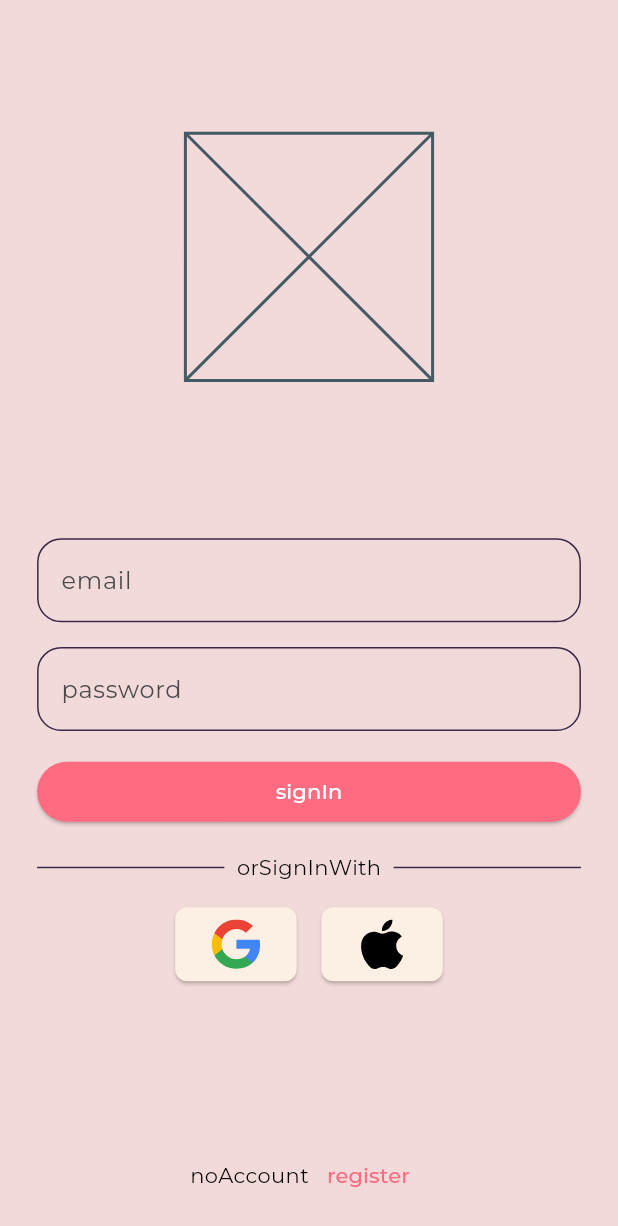
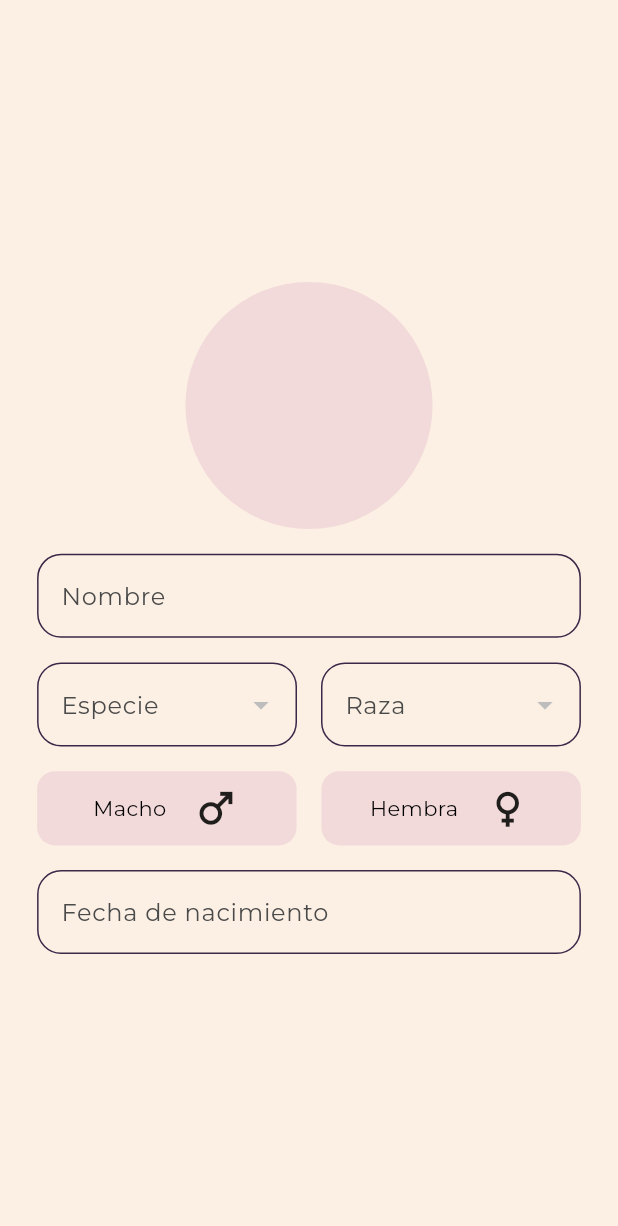
Before and after one commit to PettoORG/petto, a Flutter app: the screen it shows after launch, after a tap on "skip", after a tap on "signIn", on a phone screen of 412 x 824 dp. Shown: the top 1226 px of the screen. Run offline on Flutter 3.47's test engine with Material 3 defaults, Android fonts, the phone set to English and light mode, and no system bars; drawn by our look-alikes of flutter_form_builder; our stand-ins replace cloud_firestore, cloud_functions, dartz, easy_localization, firebase_auth, firebase_core and 11 more; accounts and stored records are empty; generated files the repository leaves out were written again.

Commit message:
pet basic form impl

```diff
--- a/assets/lang/es.json
+++ b/assets/lang/es.json
@@ -116,6 +116,10 @@
     "special": "Alimento especial (medicado o prescrito)",
     "wet": "Alimento húmedo"
   },
+  "petSexEnum": {
+    "female": "Hembra",
+    "male": "Macho"
+  },
   "petSpecieEnum": {
     "bird": "Ave",
     "cat": "Gato",
--- a/lib/auth/presentation/screens/sign_in_screen.dart
+++ b/lib/auth/presentation/screens/sign_in_screen.dart
@@ -10,7 +10,6 @@ class SignInScreen extends StatelessWidget {
 
   @override
   Widget build(BuildContext context) {
-    final colors = Theme.of(context).colorScheme;
     final size = MediaQuery.of(context).size;
     final padding = MediaQuery.of(context).padding;
     final minHeight = size.height - padding.top - padding.bottom;
@@ -18,7 +17,6 @@ class SignInScreen extends StatelessWidget {
 
     return Scaffold(
       resizeToAvoidBottomInset: true,
-      backgroundColor: colors.primaryContainer,
       body: SafeArea(
         child: SingleChildScrollView(
           child: ConstrainedBox(
@@ -50,7 +48,7 @@ class SignInScreen extends StatelessWidget {
                       decoration: InputDecoration(labelText: 'password'.tr()),
                     ),
                     ElevatedButton(
-                      onPressed: () {},
+                      onPressed: () => const PetRegisterRoute().go(context),
                       child: Text('signIn'.tr()),
                     ),
                     Row(
--- a/lib/auth/presentation/screens/sign_up_screen.dart
+++ b/lib/auth/presentation/screens/sign_up_screen.dart
@@ -10,7 +10,6 @@ class SignUpScreen extends StatelessWidget {
 
   @override
   Widget build(BuildContext context) {
-    final colors = Theme.of(context).colorScheme;
     final size = MediaQuery.of(context).size;
     final padding = MediaQuery.of(context).padding;
     final minHeight = size.height - padding.top - padding.bottom;
@@ -18,7 +17,6 @@ class SignUpScreen extends StatelessWidget {
 
     return Scaffold(
       resizeToAvoidBottomInset: true,
-      backgroundColor: colors.primaryContainer,
       body: SafeArea(
         child: SingleChildScrollView(
           child: ConstrainedBox(
--- a/lib/core/form/application/form_state_interface.dart
+++ b/lib/core/form/application/form_state_interface.dart
@@ -11,6 +11,9 @@ abstract interface class FormStateInterface<Entity, EntityVM> {
 
   /// Whether the form has already been validated.
   abstract bool alreadyValidated;
+
+  /// The values of the form.
+  abstract EntityVM values;
 
   /// Transforms the Entity into a FormModel and populates the form.
   EntityVM populate(Entity entity);
@@ -31,6 +34,9 @@ abstract interface class FormStateInterface<Entity, EntityVM> {
   /// Checks if the form's 'touched' state has changed and updates it.
   void checkTouched();
 
+  /// Sets the 'touched' state of the form.
+  void setTouchedState(bool touched);
+
   /// REturns a FormBuilderFieldState from a [fieldName].
   FormBuilderFieldState<FormBuilderField<dynamic>, dynamic>? fieldRef(String fieldName);
 
--- a/lib/pets/domain/pet.dart
+++ b/lib/pets/domain/pet.dart
@@ -1,4 +1,5 @@
 import 'package:freezed_annotation/freezed_annotation.dart';
+import 'package:petto/core/domain/base_entity.dart';
 import 'package:petto/pets/domain/food_type.dart';
 import 'package:petto/pets/domain/pet_breed.dart';
 import 'package:petto/pets/domain/pet_size.dart';
@@ -10,7 +11,7 @@ part 'pet.freezed.dart';
 /// Stores relevant information for personalized care, tracking, and notifications.
 
 @freezed
-sealed class Pet with _$Pet {
+sealed class Pet with _$Pet implements BaseEntity {
   const Pet._();
 
   const factory Pet({
@@ -24,7 +25,7 @@ sealed class Pet with _$Pet {
     required String name,
 
     /// Pet type (e.g. dog, cat, rabbit).
-    required PetSpecie species,
+    required PetSpecie specie,
 
     /// Pet breed (e.g. Labrador, Persian).
     required PetBreed breed,
@@ -73,7 +74,7 @@ sealed class Pet with _$Pet {
         id: '0',
         ownerId: '',
         name: '',
-        species: PetSpecie.other,
+        specie: PetSpecie.other,
         breed: PetBreed.other,
         sex: '',
         birthDate: DateTime.now(),
--- /dev/null
+++ b/lib/pets/domain/pet_vm.dart
@@ -0,0 +1,76 @@
+import 'package:freezed_annotation/freezed_annotation.dart';
+import 'package:petto/pets/domain/pet.dart';
+import 'package:petto/pets/domain/pet_specie.dart';
+import 'package:petto/pets/domain/pet_breed.dart';
+import 'package:petto/pets/domain/food_type.dart';
+import 'package:petto/pets/domain/pet_size.dart';
+
+part 'pet_vm.freezed.dart';
+
+/// ViewModel for the Pet entity.
+/// This class is used to manage and manipulate Pet data in the UI layer.
+@freezed
+sealed class PetVM with _$PetVM {
+  const PetVM._();
+
+  /// Factory constructor for creating a PetVM instance.
+  const factory PetVM({
+    required String id,
+    required String name,
+    required PetSpecie specie,
+    required PetBreed breed,
+    required String sex,
+    required DateTime birthDate,
+    required String color,
+    required double weight,
+    required PetSize size,
+    required FoodType foodType,
+    required String microchipNumber,
+  }) = _PetVM;
+
+  /// Creates a PetVM from a Pet entity.
+  factory PetVM.fromEntity(Pet entity) => PetVM(
+        id: entity.id,
+        name: entity.name,
+        specie: entity.specie,
+        breed: entity.breed,
+        sex: entity.sex,
+        birthDate: entity.birthDate,
+        color: entity.color,
+        weight: entity.weight,
+        size: entity.size,
+        foodType: entity.foodType,
+        microchipNumber: entity.microchipNumber,
+      );
+
+  /// Creates an empty PetVM instance with default values.
+  factory PetVM.empty() => PetVM(
+        id: '0',
+        name: '',
+        specie: PetSpecie.other,
+        breed: PetBreed.other,
+        sex: '',
+        birthDate: DateTime.now(),
+        color: '',
+        weight: 0.0,
+        size: PetSize.small,
+        foodType: FoodType.dry,
+        microchipNumber: '',
+      );
+
+  /// Converts the PetVM back to a Pet entity.
+  /// Constructs a new Pet object based on the VM fields.
+  Pet toEntity(Pet entity) => entity.copyWith(
+        id: id,
+        name: name,
+        specie: specie,
+        breed: breed,
+        sex: sex,
+        birthDate: birthDate,
+        color: color,
+        weight: weight,
+        size: size,
+        foodType: foodType,
+        microchipNumber: microchipNumber,
+      );
+}
--- a/lib/pets/infrastructure/pet_dto.dart
+++ b/lib/pets/infrastructure/pet_dto.dart
@@ -49,7 +49,7 @@ sealed class PetDTO with _$PetDTO implements BaseDTO<Pet> {
       id: pet.id,
       ownerId: pet.ownerId,
       name: pet.name,
-      species: pet.species,
+      species: pet.specie,
       breed: pet.breed,
       sex: pet.sex,
       birthDate: pet.birthDate,
@@ -98,7 +98,7 @@ sealed class PetDTO with _$PetDTO implements BaseDTO<Pet> {
       id: id,
       ownerId: ownerId,
       name: name,
-      species: species,
+      specie: species,
       breed: breed,
       sex: sex,
       birthDate: birthDate,
--- /dev/null
+++ b/lib/pets/presentation/screens/pet_register_screen.dart
@@ -0,0 +1,29 @@
+import 'package:flutter/material.dart';
+import 'package:petto/app/theme/app_theme_sizes.dart';
+import 'package:petto/pets/presentation/widgets/pet_register_form.dart';
+
+class PetRegisterScreen extends StatelessWidget {
+  const PetRegisterScreen({super.key});
+
+  @override
+  Widget build(BuildContext context) {
+    final Size size = MediaQuery.of(context).size;
+
+    return Scaffold(
+        body: Padding(
+      padding: EdgeInsets.symmetric(horizontal: size.width * AppThemeSpacing.medium),
+      child: Center(
+        child: Column(
+          mainAxisAlignment: MainAxisAlignment.center,
+          spacing: size.height * AppThemeSpacing.extraSmall,
+          children: [
+            CircleAvatar(
+              radius: size.height * AppThemeSpacing.extraLarge,
+            ),
+            PetRegisterForm(id: '')
+          ],
+        ),
+      ),
+    ));
+  }
+}
--- /dev/null
+++ b/lib/pets/presentation/widgets/pet_register_form.dart
@@ -0,0 +1,227 @@
+import 'package:easy_localization/easy_localization.dart';
+import 'package:flutter/material.dart';
+import 'package:flutter_form_builder/flutter_form_builder.dart';
+import 'package:hooks_riverpod/hooks_riverpod.dart';
+import 'package:petto/app/theme/app_theme_sizes.dart';
+import 'package:petto/core/form/application/form_state_interface.dart';
+import 'package:petto/core/form/application/touched_provider.dart';
+import 'package:petto/pets/domain/pet.dart';
+import 'package:petto/pets/domain/pet_breed.dart';
+import 'package:petto/pets/domain/pet_specie.dart';
+import 'package:petto/pets/domain/pet_vm.dart';
+import 'package:petto/pets/shared/constant.dart';
+
+/// Simple enum to track gender selection
+enum Gender { male, female }
+
+class PetRegisterForm extends StatefulHookConsumerWidget {
+  const PetRegisterForm({
+    super.key,
+    required this.id,
+    this.setTouchedState,
+    this.beforeSave,
+  });
+
+  final String id;
+  final void Function(bool touched)? setTouchedState;
+  final Future<void> Function(Pet entity)? beforeSave;
+
+  @override
+  ConsumerState<PetRegisterForm> createState() => _PetRegisterFormState();
+}
+
+class _PetRegisterFormState extends ConsumerState<PetRegisterForm> implements FormStateInterface<Pet, PetVM> {
+  @override
+  final fk = GlobalKey<FormBuilderState>();
+
+  @override
+  bool loading = true;
+
+  @override
+  bool alreadyValidated = false;
+
+  @override
+  PetVM values = PetVM.empty();
+
+  /// Track the currently selected gender
+  Gender? _selectedGender;
+
+  @override
+  Widget build(BuildContext context) {
+    final Size size = MediaQuery.of(context).size;
+    final ColorScheme colorScheme = Theme.of(context).colorScheme;
+    final autovalidateMode = alreadyValidated ? AutovalidateMode.onUserInteraction : AutovalidateMode.disabled;
+
+    return FormBuilder(
+      key: fk,
+      onChanged: onChanged,
+      autovalidateMode: AutovalidateMode.disabled,
+      child: Column(
+        spacing: size.height * AppThemeSpacing.extraSmall,
+        children: [
+          FormBuilderTextField(
+            name: 'name',
+            decoration: const InputDecoration(
+              label: Text('Nombre'),
+            ),
+          ),
+          Row(
+            children: [
+              Expanded(
+                child: FormBuilderDropdown<PetSpecie>(
+                  name: 'Especie',
+                  autovalidateMode: autovalidateMode,
+                  decoration: const InputDecoration(labelText: 'Especie'),
+                  items: <DropdownMenuItem<PetSpecie>>[],
+                ),
+              ),
+              const SizedBox(width: 16),
+              Expanded(
+                child: FormBuilderDropdown<PetBreed>(
+                  name: 'Raza',
+                  autovalidateMode: autovalidateMode,
+                  decoration: const InputDecoration(labelText: 'Raza'),
+                  items: <DropdownMenuItem<PetBreed>>[],
+                ),
+              ),
+            ],
+          ),
+          Row(
+            children: [
+              Expanded(
+                child: InkWell(
+                  onTap: () {
+                    setState(() {
+                      _selectedGender = Gender.male;
+                      // Store value in form
+                      fk.currentState?.fields['gender']?.didChange('male');
+                    });
+                  },
+                  borderRadius: BorderRadius.all(AppThemeRadius.medium),
+                  child: Ink(
+                    padding: EdgeInsets.all(size.height * AppThemeSpacing.tiny),
+                    decoration: BoxDecoration(
+                      color: _selectedGender == Gender.male ? colorScheme.primary : colorScheme.primaryContainer,
+                      borderRadius: BorderRadius.all(AppThemeRadius.medium),
+                    ),
+                    child: Row(
+                      mainAxisAlignment: MainAxisAlignment.center,
+                      children: [
+                        Text('Macho'),
+                        SizedBox(width: size.width * AppThemeSpacing.small),
+                        Icon(
+                          Icons.male,
+                          size: size.height * AppThemeSpacing.small,
+                        ),
+                      ],
+                    ),
+                  ),
+                ),
+              ),
+              SizedBox(width: size.width * AppThemeSpacing.small),
+              Expanded(
+                child: InkWell(
+                  onTap: () {
+                    setState(() {
+                      _selectedGender = Gender.female;
+                      fk.currentState?.fields['gender']?.didChange('female');
+                    });
+                  },
+                  borderRadius: BorderRadius.all(AppThemeRadius.medium),
+                  child: Ink(
+                    padding: EdgeInsets.all(size.height * AppThemeSpacing.tiny),
+                    decoration: BoxDecoration(
+                      color: _selectedGender == Gender.female ? colorScheme.primary : colorScheme.primaryContainer,
+                      borderRadius: BorderRadius.all(AppThemeRadius.medium),
+                    ),
+                    child: Row(
+                      mainAxisAlignment: MainAxisAlignment.center,
+                      children: [
+                        Text('Hembra'),
+                        SizedBox(width: size.width * AppThemeSpacing.small),
+                        Icon(
+                          Icons.female,
+                          size: size.height * AppThemeSpacing.small,
+                        ),
+                      ],
+                    ),
+                  ),
+                ),
+              ),
+            ],
+          ),
+          FormBuilderDateTimePicker(
+            name: 'birthDate',
+            locale: context.locale,
+            format: DateFormat.yMd(context.locale.languageCode),
+            inputType: InputType.date,
+            firstDate: DateTime(1900),
+            lastDate: DateTime.now(),
+            decoration: const InputDecoration(labelText: 'Fecha de nacimiento'),
+          ),
+        ],
+      ),
+    );
+  }
+
+  @override
+  PetVM extract() {
+    return PetVM.empty();
+  }
+
+  @override
+  PetVM populate(Pet entity) {
+    return PetVM.empty();
+  }
+
+  @override
+  Future<void> save({bool validateForm = true}) {
+    throw UnimplementedError();
+  }
+
+  @override
+  void checkTouched() {
+    final currentValue = extract();
+    final hasChanges = values != currentValue;
+    if (ref.read(touchedProvider(petsModule)) != hasChanges) {
+      setTouchedState(hasChanges);
+    }
+  }
+
+  @override
+  void setTouchedState(bool touched) {
+    if (widget.setTouchedState != null) {
+      widget.setTouchedState!(touched);
+      return;
+    }
+    if (touched) {
+      ref.read(touchedProvider(petsModule).notifier).touched();
+    } else {
+      ref.read(touchedProvider(petsModule).notifier).untouched();
+    }
+  }
+
+  @override
+  void onChanged() {
+    if (!loading && fk.currentState?.isTouched == true) {
+      checkTouched();
+    }
+  }
+
+  @override
+  bool validate({bool markAsLoading = false}) {
+    throw UnimplementedError();
+  }
+
+  @override
+  FormBuilderFieldState<FormBuilderField<dynamic>, dynamic>? fieldRef(String fieldName) =>
+      fk.currentState?.fields[fieldName];
+
+  @override
+  T? getField<T>(String fieldName) => fieldRef(fieldName)?.value as T?;
+
+  @override
+  void setField(String fieldName, dynamic value) {
+    fieldRef(fieldName)?.didChange(value);
+  }
+}
--- /dev/null
+++ b/lib/pets/shared/constant.dart
@@ -0,0 +1,2 @@
+/// Constant with module name. Used as [family] for 'FamilyProviders' of Riverpod.
+const petsModule = 'pets';
```
Also changed, not shown: lib/app/router/app_router.dart (+21 -1 lines), lib/home/presentation/home_screen.dart (added, +14 -0 lines), lib/pets/app/pet_notifier.dart (added, +65 -0 lines), lib/pets/domain/pet_sex.dart (added, +9 -0 lines), lib/pets/shared/providers.dart (added, +55 -0 lines), lib/app/router/app_router.g.dart, lib/pets/app/pet_notifier.g.dart (added), lib/pets/domain/pet.freezed.dart, lib/pets/domain/pet_vm.freezed.dart (added), lib/pets/shared/providers.g.dart (added).
